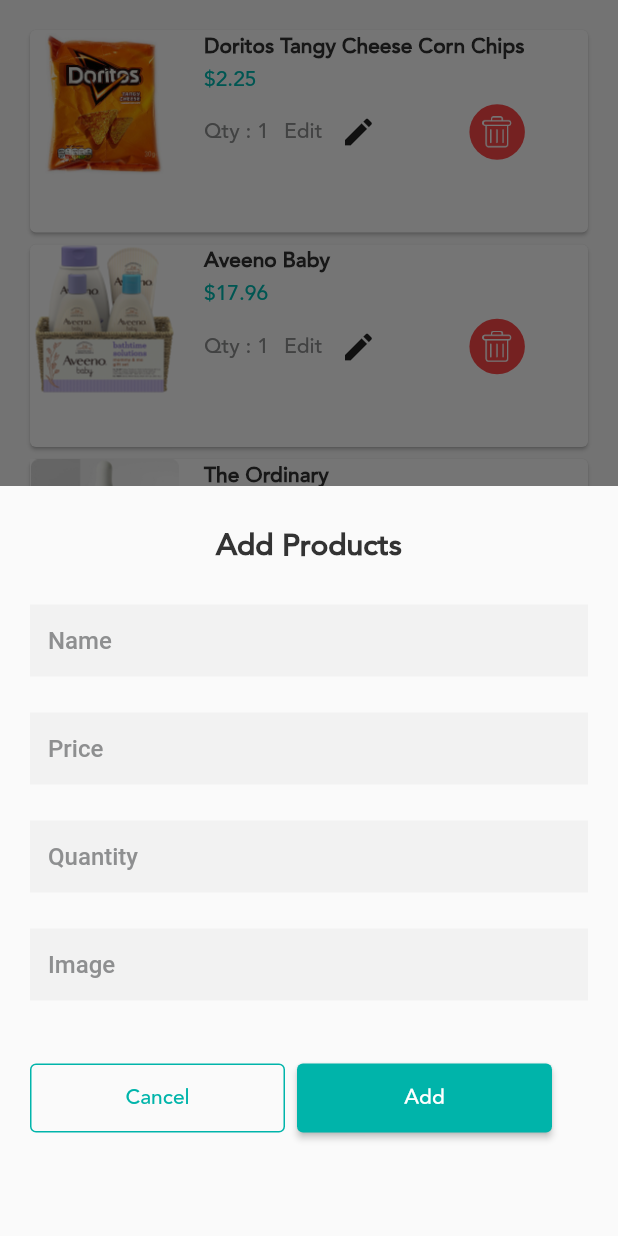
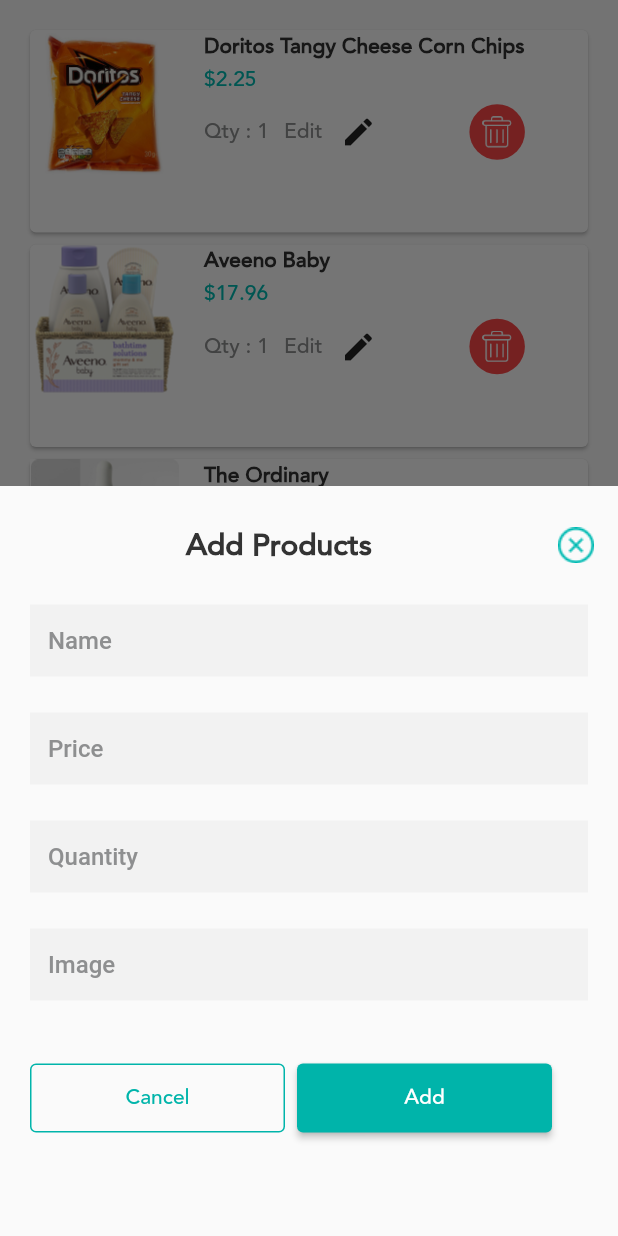
Before and after one commit to shabbirrajput/Pharmacy-hn-clone, a Flutter app: the TabAddProducts widget shown alone on an empty page, opened directly, after a tap on the "add" icon, on a phone screen of 412 x 824 dp. Run offline on Flutter 3.47's test engine with Material 2 defaults, Android fonts, the phone set to English and light mode, and no system bars; our stand-ins replace carousel_slider, shared_preferences, sqflite; accounts and stored records are empty.

Commit message:
Initial changes in (Vendor) Admin Screen --> Done

```diff
--- a/lib/Admin_Vendor/tab/view/tab_add_products.dart
+++ b/lib/Admin_Vendor/tab/view/tab_add_products.dart
@@ -147,13 +147,33 @@ class _TabAddProductsState extends State<TabAddProducts> {
                               const SizedBox(
                                 height: AppSize.mainSize24,
                               ),
-                              const Text(
+                              Padding(
+                                padding: const EdgeInsets.only(
+                                    right: AppSize.mainSize16),
+                                child: Row(
+                                  mainAxisAlignment: MainAxisAlignment.center,
+                                  children: [
+                                    const Expanded(
+                                      child: Align(
+                                        alignment: Alignment.topCenter,
+                                        child: Text(
                                           AppString.textAddProducts,
                                           style: TextStyle(
                                             color: AppColor.colorBlack_two,
                                             fontSize: AppSize.mainSize20,
                                             fontFamily: AppFonts.avenirRegular,
                                             fontWeight: FontWeight.w900,
+                                          ),
+                                        ),
+                                      ),
+                                    ),
+                                    InkWell(
+                                      onTap: () {
+                                        Navigator.pop(context);
+                                      },
+                                      child: Image.asset(AppImage.appCross),
+                                    ),
+                                  ],
                                 ),
                               ),
                               const SizedBox(
```
Lines whose indentation alone changed are shown as unchanged.
